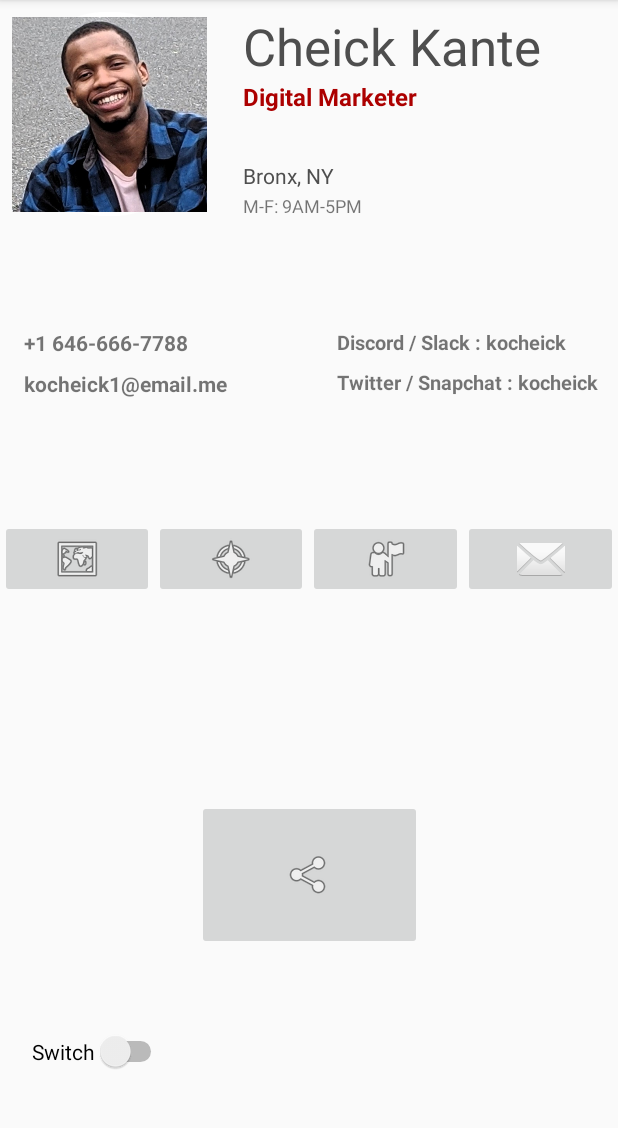
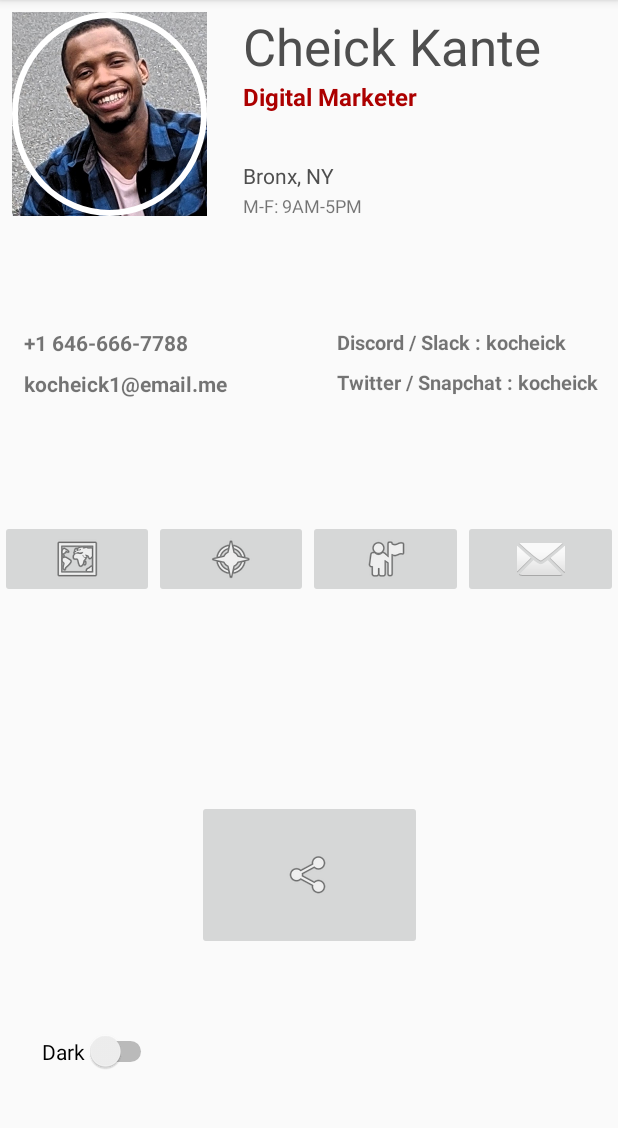
Before and after one commit to kocheick/RW-Android-Bootcamp, an Android app: the screen it shows after launch (MainActivity), on a phone screen of 412 x 824 dp, the part 84-1212 px from its top. Run offline under Robolectric (Android 15) with nearby library versions, the phone set to English and light mode, and no system bars.

Commit message:
toggle switches between dark/light and added functionality to share button

```diff
--- a/Week3/CardApp/app/src/main/res/drawable/circle.xml
+++ b/Week3/CardApp/app/src/main/res/drawable/circle.xml
@@ -1,12 +1,14 @@
 <?xml version="1.0" encoding="utf-8"?>
 <shape xmlns:android="http://schemas.android.com/apk/res/android"
     android:innerRadius="0dp"
-    android:shape="ring"
-    android:thicknessRatio="1.9"
-    android:useLevel="false" >
+    android:shape="oval"
+    android:thicknessRatio="2"
+    android:useLevel="false"
+    >
+
     <solid android:color="@android:color/transparent" />
 
     <stroke
-        android:width="16dp"
+        android:width="4dp"
         android:color="@android:color/white" />
 </shape>
--- a/Week3/CardApp/app/src/main/res/drawable/image.xml
+++ b/Week3/CardApp/app/src/main/res/drawable/image.xml
@@ -1,7 +1,7 @@
 <?xml version="1.0" encoding="utf-8"?>
 <layer-list xmlns:android="http://schemas.android.com/apk/res/android" >
+    <item android:drawable="@drawable/profil_image"/>
+    <item android:drawable="@drawable/circle"/>
 
-    <item android:drawable="@drawable/circle"/>
-    <item android:drawable="@drawable/profil_image"/>
 
 </layer-list>
--- a/Week3/CardApp/app/src/main/res/layout-land/activity_main.xml
+++ b/Week3/CardApp/app/src/main/res/layout-land/activity_main.xml
@@ -17,7 +17,7 @@
         app:layout_constraintTop_toTopOf="parent">
 
         <ImageView
-            android:id="@+id/imageView2"
+            android:id="@+id/profilPhotoView"
             android:layout_width="350px"
             android:layout_height="350px"
             android:layout_marginStart="16dp"
@@ -56,8 +56,8 @@
             android:text="@string/uName"
             android:textColor="#4E4E4E"
             android:textSize="34sp"
-            app:layout_constraintStart_toEndOf="@+id/imageView2"
-            app:layout_constraintTop_toTopOf="@+id/imageView2" />
+            app:layout_constraintStart_toEndOf="@+id/profilPhotoView"
+            app:layout_constraintTop_toTopOf="@+id/profilPhotoView" />
 
         <TextView
             android:id="@+id/scheduleView"
@@ -198,11 +198,12 @@
         android:layout_marginStart="8dp"
         android:layout_marginEnd="280dp"
         android:text="Dark"
-        app:layout_constraintBottom_toBottomOf="parent"
+
+        app:layout_constraintBottom_toBottomOf="@+id/shareButtonView"
         app:layout_constraintEnd_toEndOf="parent"
-        app:layout_constraintHorizontal_bias="0.162"
+        app:layout_constraintHorizontal_bias="0.15"
         app:layout_constraintStart_toStartOf="parent"
         app:layout_constraintTop_toTopOf="@+id/shareButtonView"
-        app:layout_constraintVertical_bias="0.369" />
+        app:layout_constraintVertical_bias="0.5" />
 
 </androidx.constraintlayout.widget.ConstraintLayout>
--- a/Week3/CardApp/app/src/main/res/layout/activity_main.xml
+++ b/Week3/CardApp/app/src/main/res/layout/activity_main.xml
@@ -4,23 +4,25 @@
     xmlns:tools="http://schemas.android.com/tools"
     android:layout_width="match_parent"
     android:layout_height="match_parent"
-    tools:context=".MainActivity">
+    tools:context=".MainActivity"
+>
 
 
     <androidx.constraintlayout.widget.ConstraintLayout
+        android:id="@+id/profilGroup"
         android:layout_width="match_parent"
-        android:layout_height="wrap_content"
-        android:id="@+id/profilGroup">
+        android:layout_height="wrap_content">
 
         <ImageView
-            android:id="@+id/imageView2"
+            android:id="@+id/profilPhotoView"
             android:layout_width="130dp"
             android:layout_height="136dp"
             android:layout_marginStart="8dp"
             android:layout_marginTop="8dp"
             app:layout_constraintStart_toStartOf="parent"
             app:layout_constraintTop_toTopOf="parent"
-            app:srcCompat="@drawable/image" />
+            android:background="@drawable/image"
+       />
 
         <TextView
             android:id="@+id/job"
@@ -52,8 +54,8 @@
             android:text="@string/uName"
             android:textColor="#4E4E4E"
             android:textSize="34sp"
-            app:layout_constraintStart_toEndOf="@+id/imageView2"
-            app:layout_constraintTop_toTopOf="@+id/imageView2" />
+            app:layout_constraintStart_toEndOf="@+id/profilPhotoView"
+            app:layout_constraintTop_toTopOf="@+id/profilPhotoView" />
 
         <TextView
             android:id="@+id/scheduleView"
@@ -185,11 +187,12 @@
         app:srcCompat="@android:drawable/ic_menu_share" />
 
     <Switch
-        android:id="@+id/switch1"
+        android:id="@+id/darkModeSwitch"
         android:layout_width="wrap_content"
         android:layout_height="wrap_content"
         android:layout_marginEnd="280dp"
-        android:text="Switch"
+        android:text="Dark"
+
         app:layout_constraintBottom_toBottomOf="parent"
         app:layout_constraintEnd_toEndOf="parent"
         app:layout_constraintStart_toStartOf="parent"
--- a/Week3/CardApp/app/src/main/res/values/colors.xml
+++ b/Week3/CardApp/app/src/main/res/values/colors.xml
@@ -6,4 +6,5 @@
     <color name="dark_red">#8C0000</color>
     <color name="light_red">#FF0505</color>
     <color name="orange_red">#FF6D00</color>
+    <color name="dark_gray">#414141</color>
 </resources>
--- a/Week3/CardApp/app/src/main/res/values/user.xml
+++ b/Week3/CardApp/app/src/main/res/values/user.xml
@@ -8,5 +8,4 @@
     <string name="userSocial2">Twitter / Snapchat : %1$s</string>
     <string name="userPhone">+1 %1$s</string>
     <string name="userEmail">%1$s</string>
-
 </resources>
```
Also changed, not shown: Week3/CardApp/app/src/main/java/com/example/cardapp/MainActivity.kt (+23 -1 lines), Week3/CardApp/app/src/main/res/values/styles.xml (+8 -0 lines).
